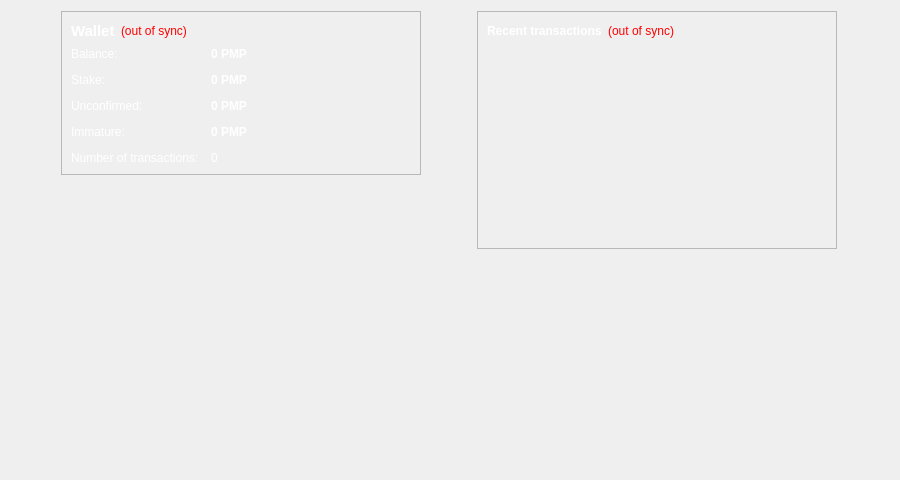
This is src/qt/forms/overviewpage.ui in CryptoHelp/PreminePlus as Qt 5 draws it before an edit. The edited form follows.
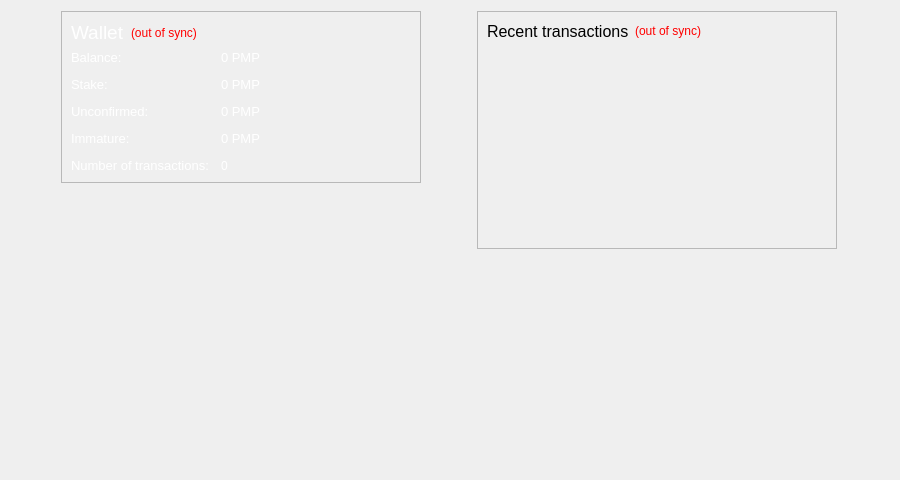
This is the edited form. Icons and pictures are not drawn.

What changed in the file:
```diff
--- a/src/qt/forms/overviewpage.ui
+++ b/src/qt/forms/overviewpage.ui
@@ -70,11 +70,14 @@
            <widget class="QLabel" name="label_5">
             <property name="font">
              <font>
-              <pointsize>11</pointsize>
-              <weight>75</weight>
-              <bold>true</bold>
+              <pointsize>14</pointsize>
+              <weight>50</weight>
+              <bold>false</bold>
              </font>
             </property>
+            <property name="styleSheet">
+             <string notr="true"/>
+            </property>
             <property name="text">
              <string>Wallet</string>
             </property>
@@ -124,6 +127,11 @@
           </property>
           <item row="0" column="0">
            <widget class="QLabel" name="label">
+            <property name="font">
+             <font>
+              <pointsize>10</pointsize>
+             </font>
+            </property>
             <property name="text">
              <string>Balance:</string>
             </property>
@@ -133,8 +141,9 @@
            <widget class="QLabel" name="labelBalance">
             <property name="font">
              <font>
-              <weight>75</weight>
-              <bold>true</bold>
+              <pointsize>10</pointsize>
+              <weight>50</weight>
+              <bold>false</bold>
              </font>
             </property>
             <property name="cursor">
@@ -153,6 +162,11 @@
           </item>
           <item row="1" column="0">
            <widget class="QLabel" name="label_6">
+            <property name="font">
+             <font>
+              <pointsize>10</pointsize>
+             </font>
+            </property>
             <property name="text">
              <string>Stake:</string>
             </property>
@@ -162,8 +176,9 @@
            <widget class="QLabel" name="labelStake">
             <property name="font">
              <font>
-              <weight>75</weight>
-              <bold>true</bold>
+              <pointsize>10</pointsize>
+              <weight>50</weight>
+              <bold>false</bold>
              </font>
             </property>
             <property name="cursor">
@@ -182,6 +197,11 @@
           </item>
           <item row="2" column="0">
            <widget class="QLabel" name="label_3">
+            <property name="font">
+             <font>
+              <pointsize>10</pointsize>
+             </font>
+            </property>
             <property name="text">
              <string>Unconfirmed:</string>
             </property>
@@ -191,8 +211,9 @@
            <widget class="QLabel" name="labelUnconfirmed">
             <property name="font">
              <font>
-              <weight>75</weight>
-              <bold>true</bold>
+              <pointsize>10</pointsize>
+              <weight>50</weight>
+              <bold>false</bold>
              </font>
             </property>
             <property name="cursor">
@@ -211,6 +232,11 @@
           </item>
           <item row="3" column="0">
            <widget class="QLabel" name="labelImmatureText">
+            <property name="font">
+             <font>
+              <pointsize>10</pointsize>
+             </font>
+            </property>
             <property name="text">
              <string>Immature:</string>
             </property>
@@ -220,8 +246,9 @@
            <widget class="QLabel" name="labelImmature">
             <property name="font">
              <font>
-              <weight>75</weight>
-              <bold>true</bold>
+              <pointsize>10</pointsize>
+              <weight>50</weight>
+              <bold>false</bold>
              </font>
             </property>
             <property name="toolTip">
@@ -237,6 +264,11 @@
           </item>
           <item row="4" column="0">
            <widget class="QLabel" name="label_2">
+            <property name="font">
+             <font>
+              <pointsize>10</pointsize>
+             </font>
+            </property>
             <property name="text">
              <string>Number of transactions:</string>
             </property>
@@ -323,7 +355,7 @@
         </size>
        </property>
        <property name="styleSheet">
-        <string notr="true">color: white;</string>
+        <string notr="true"/>
        </property>
        <property name="frameShape">
         <enum>QFrame::StyledPanel</enum>
@@ -338,13 +370,16 @@
            <widget class="QLabel" name="label_4">
             <property name="font">
              <font>
-              <pointsize>9</pointsize>
-              <weight>75</weight>
-              <bold>true</bold>
+              <pointsize>12</pointsize>
+              <weight>50</weight>
+              <bold>false</bold>
              </font>
             </property>
+            <property name="styleSheet">
+             <string notr="true">font-weight:normal;</string>
+            </property>
             <property name="text">
-             <string>&lt;b&gt;Recent transactions&lt;/b&gt;</string>
+             <string>Recent transactions</string>
             </property>
            </widget>
           </item>
```
Left out of the diff: 5 changed lines with no effect on the pictures.
